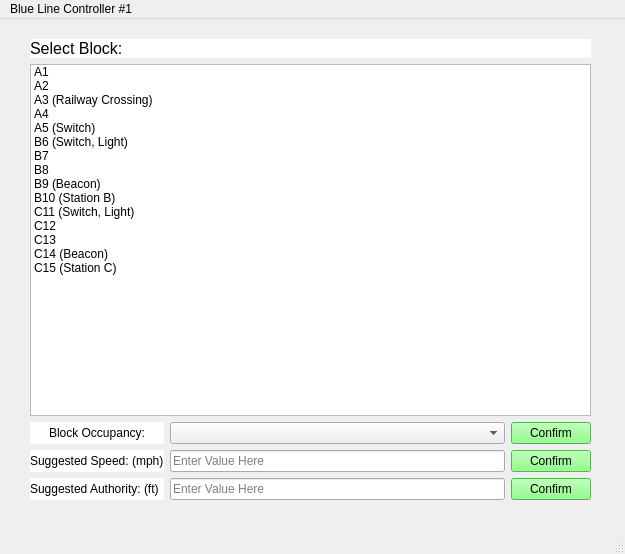
First picture: the form in src/Track/WaysideController/wayside_controller_testbench.ui, repository connor-marsh/ECE1140ChooChoo, before the edit.
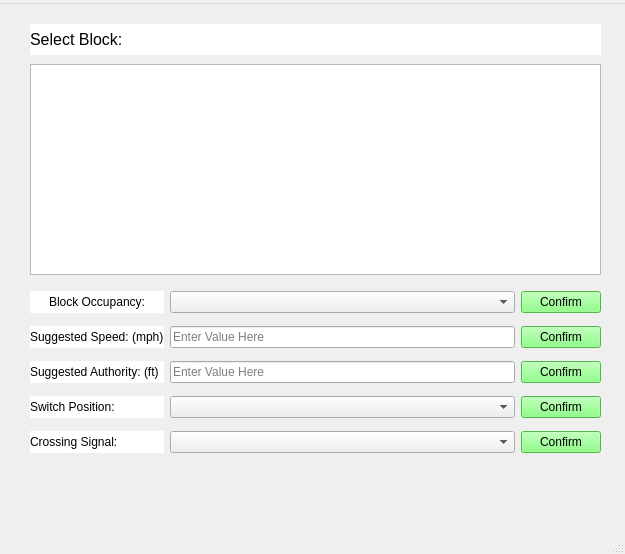
Second picture: the form after the edit.

Commit message: goofy merge of wayside files to main

```diff
--- a/src/Track/WaysideController/wayside_controller_testbench.ui
+++ b/src/Track/WaysideController/wayside_controller_testbench.ui
@@ -15,227 +15,219 @@
    <string>MainWindow</string>
   </property>
   <widget class="QWidget" name="centralwidget">
-   <widget class="QWidget" name="gridLayoutWidget">
+   <widget class="QWidget" name="">
     <property name="geometry">
      <rect>
       <x>30</x>
-      <y>20</y>
-      <width>561</width>
-      <height>461</height>
+      <y>280</y>
+      <width>571</width>
+      <height>179</height>
      </rect>
     </property>
-    <layout class="QGridLayout" name="gridLayout">
+    <layout class="QGridLayout" name="gridLayout_2">
+     <item row="2" column="1">
+      <widget class="QLineEdit" name="suggested_authority_line_edit">
+       <property name="placeholderText">
+        <string>Enter Value Here</string>
+       </property>
+      </widget>
+     </item>
      <item row="1" column="0">
-      <widget class="QListWidget" name="select_block_list">
-       <property name="verticalScrollBarPolicy">
-        <enum>Qt::ScrollBarAsNeeded</enum>
+      <widget class="QLabel" name="suggested_speed_label">
+       <property name="styleSheet">
+        <string notr="true">background-color: rgb(255, 255, 255);</string>
        </property>
-       <item>
-        <property name="text">
-         <string>A1</string>
-        </property>
-       </item>
-       <item>
-        <property name="text">
-         <string>A2</string>
-        </property>
-       </item>
-       <item>
-        <property name="text">
-         <string>A3 (Railway Crossing)</string>
-        </property>
-       </item>
-       <item>
-        <property name="text">
-         <string>A4</string>
-        </property>
-       </item>
-       <item>
-        <property name="text">
-         <string>A5 (Switch)</string>
-        </property>
-       </item>
-       <item>
-        <property name="text">
-         <string>B6 (Switch, Light)</string>
-        </property>
-       </item>
-       <item>
-        <property name="text">
-         <string>B7</string>
-        </property>
-       </item>
-       <item>
-        <property name="text">
-         <string>B8</string>
-        </property>
-       </item>
-       <item>
-        <property name="text">
-         <string>B9 (Beacon)</string>
-        </property>
-       </item>
-       <item>
-        <property name="text">
-         <string>B10 (Station B)</string>
-        </property>
-       </item>
-       <item>
-        <property name="text">
-         <string>C11 (Switch, Light)</string>
-        </property>
-       </item>
-       <item>
-        <property name="text">
-         <string>C12</string>
-        </property>
-       </item>
-       <item>
-        <property name="text">
-         <string>C13</string>
-        </property>
-       </item>
-       <item>
-        <property name="text">
-         <string>C14 (Beacon)</string>
-        </property>
-       </item>
-       <item>
-        <property name="text">
-         <string>C15 (Station C)</string>
-        </property>
-       </item>
+       <property name="text">
+        <string>Suggested Speed: (mph)</string>
+       </property>
       </widget>
      </item>
-     <item row="0" column="0">
-      <widget class="QLabel" name="select_block_label">
-       <property name="font">
-        <font>
-         <pointsize>12</pointsize>
-        </font>
+     <item row="3" column="0">
+      <widget class="QLabel" name="switch_position_label">
+       <property name="styleSheet">
+        <string notr="true">background-color: rgb(255, 255, 255);</string>
        </property>
+       <property name="text">
+        <string>Switch Position:</string>
+       </property>
+      </widget>
+     </item>
+     <item row="0" column="2">
+      <widget class="QPushButton" name="block_occupancy_confirm_button">
        <property name="styleSheet">
-        <string notr="true">background-color: rgb(255, 255, 255);
-border-color: rgb(0, 0, 0);</string>
+        <string notr="true">background-color: rgb(110, 255, 102);</string>
        </property>
        <property name="text">
-        <string>Select Block:</string>
+        <string>Confirm</string>
+       </property>
+      </widget>
+     </item>
+     <item row="1" column="1">
+      <widget class="QLineEdit" name="suggested_speed_line_edit">
+       <property name="text">
+        <string/>
+       </property>
+       <property name="placeholderText">
+        <string>Enter Value Here</string>
+       </property>
+      </widget>
+     </item>
+     <item row="3" column="2">
+      <widget class="QPushButton" name="switch_position_confirm_button">
+       <property name="styleSheet">
+        <string notr="true">background-color: rgb(110, 255, 102);</string>
+       </property>
+       <property name="text">
+        <string>Confirm</string>
        </property>
       </widget>
      </item>
      <item row="2" column="0">
-      <layout class="QGridLayout" name="gridLayout_2">
-       <item row="0" column="1">
-        <widget class="QComboBox" name="block_occupancy_combo_box">
-         <property name="placeholderText">
-          <string>Select Value Here</string>
-         </property>
-         <item>
-          <property name="text">
-           <string>Unoccupied</string>
-          </property>
-         </item>
-         <item>
-          <property name="text">
-           <string>Occupied</string>
-          </property>
-         </item>
-         <item>
-          <property name="text">
-           <string>Maintenance</string>
-          </property>
-         </item>
-         <item>
-          <property name="text">
-           <string>Track Failure</string>
-          </property>
-         </item>
-        </widget>
+      <widget class="QLabel" name="suggested_authority_label">
+       <property name="styleSheet">
+        <string notr="true">background-color: rgb(255, 255, 255);</string>
+       </property>
+       <property name="text">
+        <string>Suggested Authority: (ft)</string>
+       </property>
+      </widget>
+     </item>
+     <item row="1" column="2">
+      <widget class="QPushButton" name="suggested_speed_confirm_button">
+       <property name="styleSheet">
+        <string notr="true">background-color: rgb(110, 255, 102);</string>
+       </property>
+       <property name="text">
+        <string>Confirm</string>
+       </property>
+      </widget>
+     </item>
+     <item row="2" column="2">
+      <widget class="QPushButton" name="suggested_authority_confirm_button">
+       <property name="styleSheet">
+        <string notr="true">background-color: rgb(110, 255, 102);</string>
+       </property>
+       <property name="text">
+        <string>Confirm</string>
+       </property>
+      </widget>
+     </item>
+     <item row="3" column="1">
+      <widget class="QComboBox" name="switch_position_combo_box">
+       <property name="placeholderText">
+        <string>Select Value Here</string>
+       </property>
+      </widget>
+     </item>
+     <item row="0" column="0">
+      <widget class="QLabel" name="block_occupancy_label">
+       <property name="styleSheet">
+        <string notr="true">background-color: rgb(255, 255, 255);</string>
+       </property>
+       <property name="text">
+        <string>Block Occupancy:</string>
+       </property>
+       <property name="alignment">
+        <set>Qt::AlignCenter</set>
+       </property>
+      </widget>
+     </item>
+     <item row="0" column="1">
+      <widget class="QComboBox" name="block_occupancy_combo_box">
+       <property name="placeholderText">
+        <string>Select Value Here</string>
+       </property>
+       <item>
+        <property name="text">
+         <string>Unoccupied</string>
+        </property>
        </item>
-       <item row="0" column="0">
-        <widget class="QLabel" name="block_occupancy_label">
-         <property name="styleSheet">
-          <string notr="true">background-color: rgb(255, 255, 255);</string>
-         </property>
-         <property name="text">
-          <string>Block Occupancy:</string>
-         </property>
-         <property name="alignment">
-          <set>Qt::AlignCenter</set>
-         </property>
-        </widget>
+       <item>
+        <property name="text">
+         <string>Occupied</string>
+        </property>
        </item>
-       <item row="1" column="0">
-        <widget class="QLabel" name="suggested_speed_label">
-         <property name="styleSheet">
-          <string notr="true">background-color: rgb(255, 255, 255);</string>
-         </property>
-         <property name="text">
-          <string>Suggested Speed: (mph)</string>
-         </property>
-        </widget>
+       <item>
+        <property name="text">
+         <string>Maintenance</string>
+        </property>
        </item>
-       <item row="1" column="2">
-        <widget class="QPushButton" name="suggested_speed_confirm_button">
-         <property name="styleSheet">
-          <string notr="true">background-color: rgb(110, 255, 102);</string>
-         </property>
-         <property name="text">
-          <string>Confirm</string>
-         </property>
-        </widget>
+      </widget>
+     </item>
+     <item row="4" column="0">
+      <widget class="QLabel" name="crossing_position_label">
+       <property name="styleSheet">
+        <string notr="true">background-color: rgb(255, 255, 255);</string>
+       </property>
+       <property name="text">
+        <string>Crossing Signal:</string>
+       </property>
+      </widget>
+     </item>
+     <item row="4" column="1">
+      <widget class="QComboBox" name="crossing_signal_combo_box">
+       <property name="placeholderText">
+        <string>Select Value Here</string>
+       </property>
+       <item>
+        <property name="text">
+         <string>Active</string>
+        </property>
        </item>
-       <item row="0" column="2">
-        <widget class="QPushButton" name="block_occupancy_confirm_button">
-         <property name="styleSheet">
-          <string notr="true">background-color: rgb(110, 255, 102);</string>
-         </property>
-         <property name="text">
-          <string>Confirm</string>
-         </property>
-        </widget>
+       <item>
+        <property name="text">
+         <string>Inactive</string>
+        </property>
        </item>
-       <item row="2" column="0">
-        <widget class="QLabel" name="suggested_authority_label">
-         <property name="styleSheet">
-          <string notr="true">background-color: rgb(255, 255, 255);</string>
-         </property>
-         <property name="text">
-          <string>Suggested Authority: (ft)</string>
-         </property>
-        </widget>
-       </item>
-       <item row="2" column="2">
-        <widget class="QPushButton" name="suggested_authority_confirm_button">
-         <property name="styleSheet">
-          <string notr="true">background-color: rgb(110, 255, 102);</string>
-         </property>
-         <property name="text">
-          <string>Confirm</string>
-         </property>
-        </widget>
-       </item>
-       <item row="2" column="1">
-        <widget class="QLineEdit" name="suggested_authority_line_edit">
-         <property name="placeholderText">
-          <string>Enter Value Here</string>
-         </property>
-        </widget>
-       </item>
-       <item row="1" column="1">
-        <widget class="QLineEdit" name="suggested_speed_line_edit">
-         <property name="text">
-          <string/>
-         </property>
-         <property name="placeholderText">
-          <string>Enter Value Here</string>
-         </property>
-        </widget>
-       </item>
-      </layout>
+      </widget>
+     </item>
+     <item row="4" column="2">
+      <widget class="QPushButton" name="crossing_signal_confirm_botton">
+       <property name="styleSheet">
+        <string notr="true">background-color: rgb(110, 255, 102);</string>
+       </property>
+       <property name="text">
+        <string>Confirm</string>
+       </property>
+      </widget>
      </item>
     </layout>
    </widget>
+   <widget class="QListWidget" name="select_block_list">
+    <property name="geometry">
+     <rect>
+      <x>30</x>
+      <y>60</y>
+      <width>571</width>
+      <height>211</height>
+     </rect>
+    </property>
+    <property name="verticalScrollBarPolicy">
+     <enum>Qt::ScrollBarAsNeeded</enum>
+    </property>
+   </widget>
+   <widget class="QLabel" name="select_block_label">
+    <property name="geometry">
+     <rect>
+      <x>30</x>
+      <y>20</y>
+      <width>571</width>
+      <height>31</height>
+     </rect>
+    </property>
+    <property name="font">
+     <font>
+      <pointsize>12</pointsize>
+     </font>
+    </property>
+    <property name="styleSheet">
+     <string notr="true">background-color: rgb(255, 255, 255);
+border-color: rgb(0, 0, 0);</string>
+    </property>
+    <property name="text">
+     <string>Select Block:</string>
+    </property>
+   </widget>
   </widget>
   <widget class="QMenuBar" name="menu_bar">
    <property name="geometry">
@@ -248,7 +240,7 @@
    </property>
    <widget class="QMenu" name="menu_Blue_Line_Controller_1">
     <property name="title">
-     <string>Blue Line Controller #1</string>
+     <string/>
     </property>
    </widget>
    <addaction name="menu_Blue_Line_Controller_1"/>
```
The commit also changes 14 other files.
